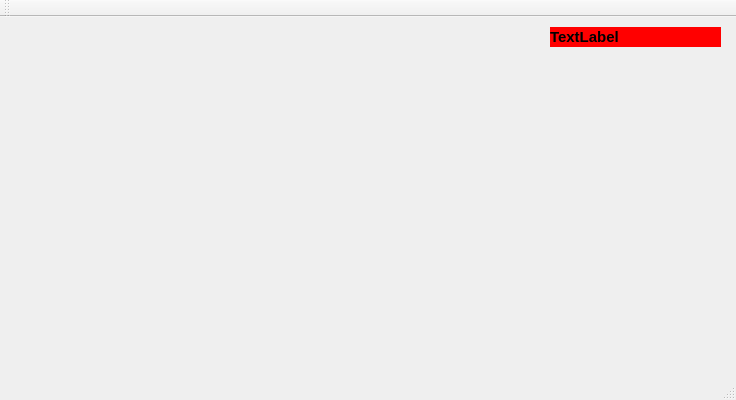
Above: ProjectModernCpp/HomePage.ui from razvaann2/ProjectModernCpp before the change. Below: the same form after it.
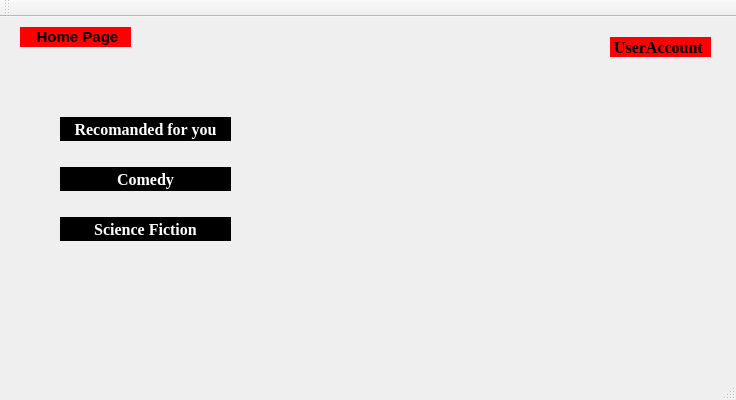
That is the form after the change.

Commit message: HomePage Design

Diff of the .ui file:
```diff
--- a/ProjectModernCpp/HomePage.ui
+++ b/ProjectModernCpp/HomePage.ui
@@ -17,9 +17,9 @@
    <widget class="QLabel" name="usernamelabel">
     <property name="geometry">
      <rect>
-      <x>550</x>
+      <x>20</x>
       <y>10</y>
-      <width>171</width>
+      <width>111</width>
       <height>20</height>
      </rect>
     </property>
@@ -32,7 +32,111 @@
 }</string>
     </property>
     <property name="text">
-     <string>TextLabel</string>
+     <string>    Home Page</string>
+    </property>
+   </widget>
+   <widget class="QPushButton" name="pushButton">
+    <property name="geometry">
+     <rect>
+      <x>60</x>
+      <y>100</y>
+      <width>171</width>
+      <height>24</height>
+     </rect>
+    </property>
+    <property name="font">
+     <font>
+      <family>Times New Roman</family>
+      <pointsize>12</pointsize>
+      <bold>true</bold>
+     </font>
+    </property>
+    <property name="styleSheet">
+     <string notr="true">background-color: black;
+color: white;
+border-radius: 15px;
+</string>
+    </property>
+    <property name="text">
+     <string>Recomanded for you</string>
+    </property>
+   </widget>
+   <widget class="QPushButton" name="pushButton_2">
+    <property name="geometry">
+     <rect>
+      <x>60</x>
+      <y>150</y>
+      <width>171</width>
+      <height>24</height>
+     </rect>
+    </property>
+    <property name="font">
+     <font>
+      <family>Times New Roman</family>
+      <pointsize>12</pointsize>
+      <bold>true</bold>
+     </font>
+    </property>
+    <property name="styleSheet">
+     <string notr="true">background-color: black;
+color: white;
+border-radius: 15px;
+</string>
+    </property>
+    <property name="text">
+     <string>Comedy</string>
+    </property>
+   </widget>
+   <widget class="QPushButton" name="pushButton_3">
+    <property name="geometry">
+     <rect>
+      <x>60</x>
+      <y>200</y>
+      <width>171</width>
+      <height>24</height>
+     </rect>
+    </property>
+    <property name="font">
+     <font>
+      <family>Times New Roman</family>
+      <pointsize>12</pointsize>
+      <bold>true</bold>
+     </font>
+    </property>
+    <property name="styleSheet">
+     <string notr="true">background-color: black;
+color: white;
+border-radius: 15px;
+</string>
+    </property>
+    <property name="text">
+     <string>Science Fiction</string>
+    </property>
+   </widget>
+   <widget class="QLabel" name="label">
+    <property name="geometry">
+     <rect>
+      <x>610</x>
+      <y>20</y>
+      <width>101</width>
+      <height>20</height>
+     </rect>
+    </property>
+    <property name="font">
+     <font>
+      <family>Times New Roman</family>
+      <pointsize>12</pointsize>
+      <bold>true</bold>
+     </font>
+    </property>
+    <property name="styleSheet">
+     <string notr="true">background-color: red;
+color: black;
+border-radius: 15px;
+</string>
+    </property>
+    <property name="text">
+     <string> UserAccount</string>
     </property>
    </widget>
   </widget>
```
